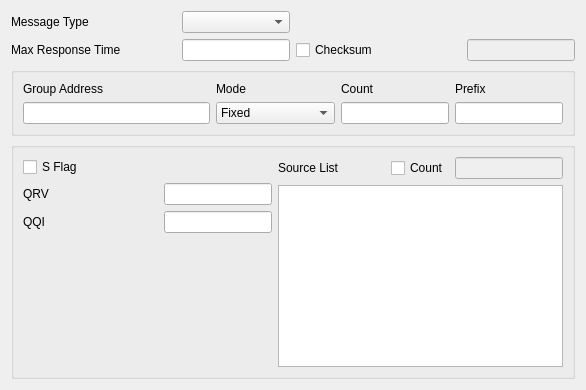
First picture: the form in common/gmp.ui, repository pstavirs/ostinato, before the edit.
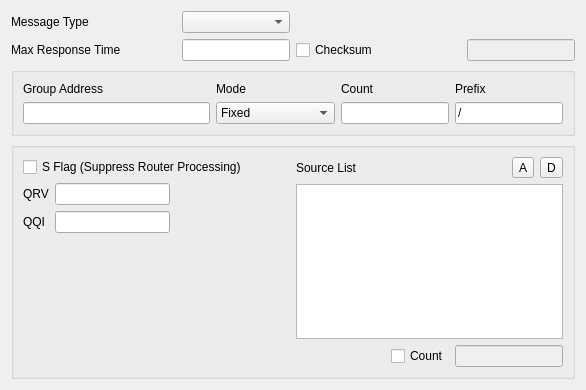
Second picture: the form after the edit. The open tabs and pages were chosen to show the change. Custom widgets are drawn as their Qt base class.

Commit message: added prefix inputMask (not working); added some code for sourceList (not complete)

```diff
--- a/common/gmp.ui
+++ b/common/gmp.ui
@@ -6,7 +6,7 @@
     <x>0</x>
     <y>0</y>
     <width>586</width>
-    <height>321</height>
+    <height>281</height>
    </rect>
   </property>
   <property name="windowTitle" >
@@ -171,6 +171,9 @@
           <verstretch>0</verstretch>
          </sizepolicy>
         </property>
+        <property name="inputMask" >
+         <string>/900; </string>
+        </property>
        </widget>
       </item>
      </layout>
@@ -200,13 +203,13 @@
          <property name="title" >
           <string/>
          </property>
+         <layout class="QHBoxLayout" >
+          <item>
          <layout class="QGridLayout" >
-          <item row="0" column="0" >
-           <layout class="QGridLayout" >
-            <item row="0" column="0" >
+            <item row="0" column="0" colspan="3" >
              <widget class="QCheckBox" name="sFlag" >
               <property name="text" >
-               <string>S Flag</string>
+               <string>S Flag (Suppress Router Processing)</string>
               </property>
              </widget>
             </item>
@@ -221,21 +224,21 @@
              </widget>
             </item>
             <item row="1" column="1" >
-             <spacer>
-              <property name="orientation" >
-               <enum>Qt::Horizontal</enum>
-              </property>
-              <property name="sizeHint" >
-               <size>
-                <width>40</width>
-                <height>20</height>
-               </size>
-              </property>
-             </spacer>
-            </item>
-            <item row="1" column="2" >
              <widget class="QLineEdit" name="qrv" />
             </item>
+            <item row="1" column="2" >
+             <spacer>
+              <property name="orientation" >
+               <enum>Qt::Horizontal</enum>
+              </property>
+              <property name="sizeHint" >
+               <size>
+                <width>40</width>
+                <height>20</height>
+               </size>
+              </property>
+             </spacer>
+            </item>
             <item row="2" column="0" >
              <widget class="QLabel" name="label_6" >
               <property name="text" >
@@ -246,14 +249,29 @@
               </property>
              </widget>
             </item>
-            <item row="2" column="2" >
+            <item row="2" column="1" >
              <widget class="QLineEdit" name="qqi" />
             </item>
+            <item row="3" column="1" >
+             <spacer>
+              <property name="orientation" >
+               <enum>Qt::Vertical</enum>
+              </property>
+              <property name="sizeHint" >
+               <size>
+                <width>61</width>
+                <height>41</height>
+               </size>
+              </property>
+             </spacer>
+            </item>
            </layout>
           </item>
-          <item rowspan="2" row="0" column="1" >
-           <layout class="QGridLayout" >
-            <item row="0" column="0" >
+          <item>
+           <layout class="QVBoxLayout" >
+            <item>
+             <layout class="QHBoxLayout" >
+              <item>
              <widget class="QLabel" name="label_13" >
               <property name="text" >
                <string>Source List</string>
@@ -263,7 +281,48 @@
               </property>
              </widget>
             </item>
-            <item row="0" column="1" >
+              <item>
+               <spacer>
+                <property name="orientation" >
+                 <enum>Qt::Horizontal</enum>
+                </property>
+                <property name="sizeHint" >
+                 <size>
+                  <width>16</width>
+                  <height>20</height>
+                 </size>
+                </property>
+               </spacer>
+              </item>
+              <item>
+               <widget class="QToolButton" name="addSource" >
+                <property name="text" >
+                 <string>A</string>
+                </property>
+               </widget>
+              </item>
+              <item>
+               <widget class="QToolButton" name="deleteSource" >
+                <property name="text" >
+                 <string>D</string>
+                </property>
+               </widget>
+              </item>
+             </layout>
+            </item>
+            <item>
+             <widget class="QListWidget" name="sourceList" >
+              <property name="dragEnabled" >
+               <bool>true</bool>
+              </property>
+              <property name="dragDropMode" >
+               <enum>QAbstractItemView::InternalMove</enum>
+              </property>
+             </widget>
+            </item>
+            <item>
+             <layout class="QHBoxLayout" >
+              <item>
              <spacer>
               <property name="orientation" >
                <enum>Qt::Horizontal</enum>
@@ -276,43 +335,23 @@
               </property>
              </spacer>
             </item>
-            <item row="0" column="2" >
+              <item>
              <widget class="QCheckBox" name="overrideSourceCount" >
               <property name="text" >
                <string>Count</string>
               </property>
              </widget>
             </item>
-            <item row="0" column="3" >
+              <item>
              <widget class="QLineEdit" name="sourceCount" >
               <property name="enabled" >
                <bool>false</bool>
               </property>
-              <property name="sizePolicy" >
-               <sizepolicy vsizetype="Fixed" hsizetype="Fixed" >
-                <horstretch>0</horstretch>
-                <verstretch>0</verstretch>
-               </sizepolicy>
-              </property>
-             </widget>
-            </item>
-            <item row="1" column="0" colspan="4" >
-             <widget class="QTextEdit" name="sourceList" />
-            </item>
-           </layout>
-          </item>
-          <item row="1" column="0" >
-           <spacer>
-            <property name="orientation" >
-             <enum>Qt::Vertical</enum>
-            </property>
-            <property name="sizeHint" >
-             <size>
-              <width>61</width>
-              <height>81</height>
-             </size>
-            </property>
-           </spacer>
+               </widget>
+              </item>
+             </layout>
+            </item>
+           </layout>
           </item>
          </layout>
         </widget>
```
Left out of the diff: 3 changed lines with no effect on the pictures. Lines whose indentation alone changed are shown as unchanged. The commit also changes 2 other files.
